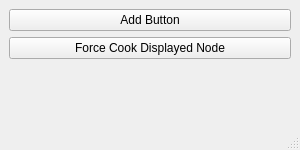
First picture: the form in ui/main_window.ui, repository iribo0425/force_cook_tool, before the edit.
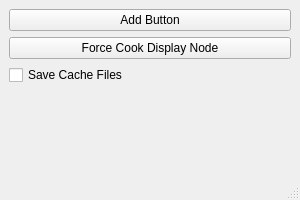
Second picture: the form after the edit.

Commit message: キャッシュファイルを保存するオプション機能を追加

Diff of the .ui file:
```diff
--- a/ui/main_window.ui
+++ b/ui/main_window.ui
@@ -7,7 +7,7 @@
     <x>0</x>
     <y>0</y>
     <width>300</width>
-    <height>150</height>
+    <height>200</height>
    </rect>
   </property>
   <property name="windowTitle">
@@ -25,7 +25,14 @@
     <item>
      <widget class="QPushButton" name="button_force_cook_displayed_node">
       <property name="text">
-       <string>Force Cook Displayed Node</string>
+       <string>Force Cook Display Node</string>
+      </property>
+     </widget>
+    </item>
+    <item>
+     <widget class="QCheckBox" name="check_box_save_cache_files">
+      <property name="text">
+       <string>Save Cache Files</string>
       </property>
      </widget>
     </item>
```
Left out of the diff: 2 changed lines with no effect on the pictures. The commit also changes 2 other files.
